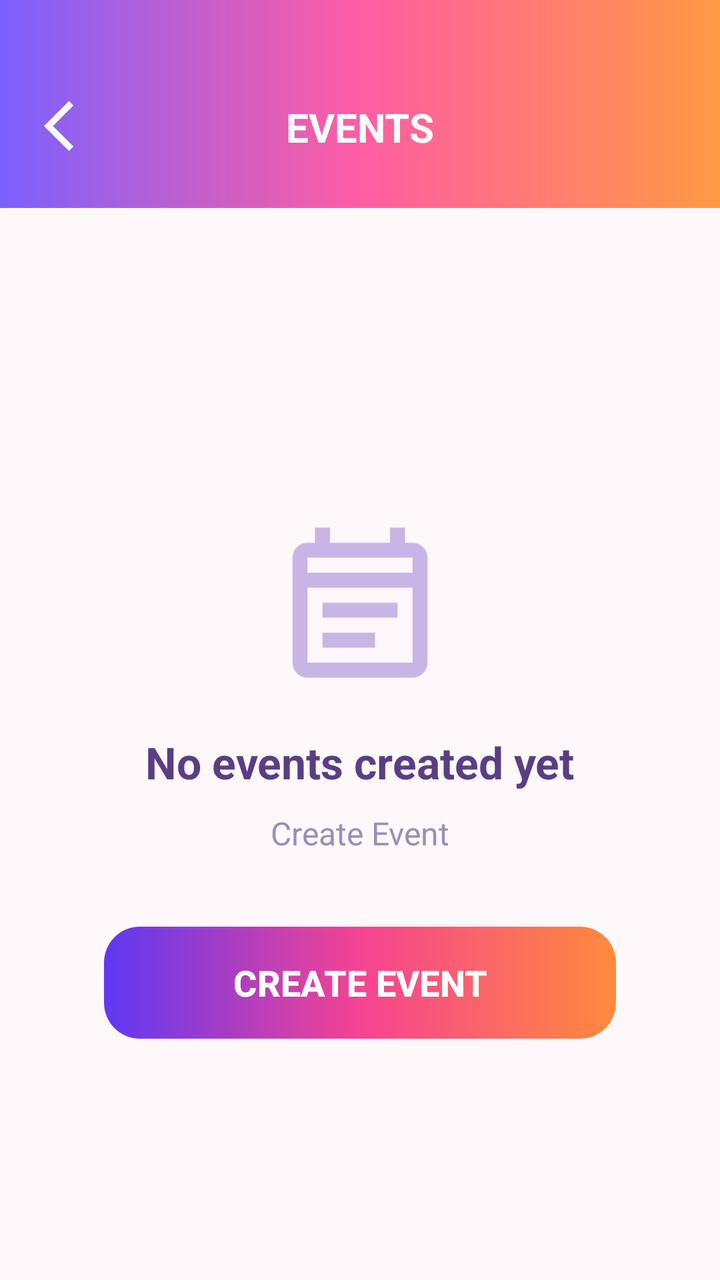
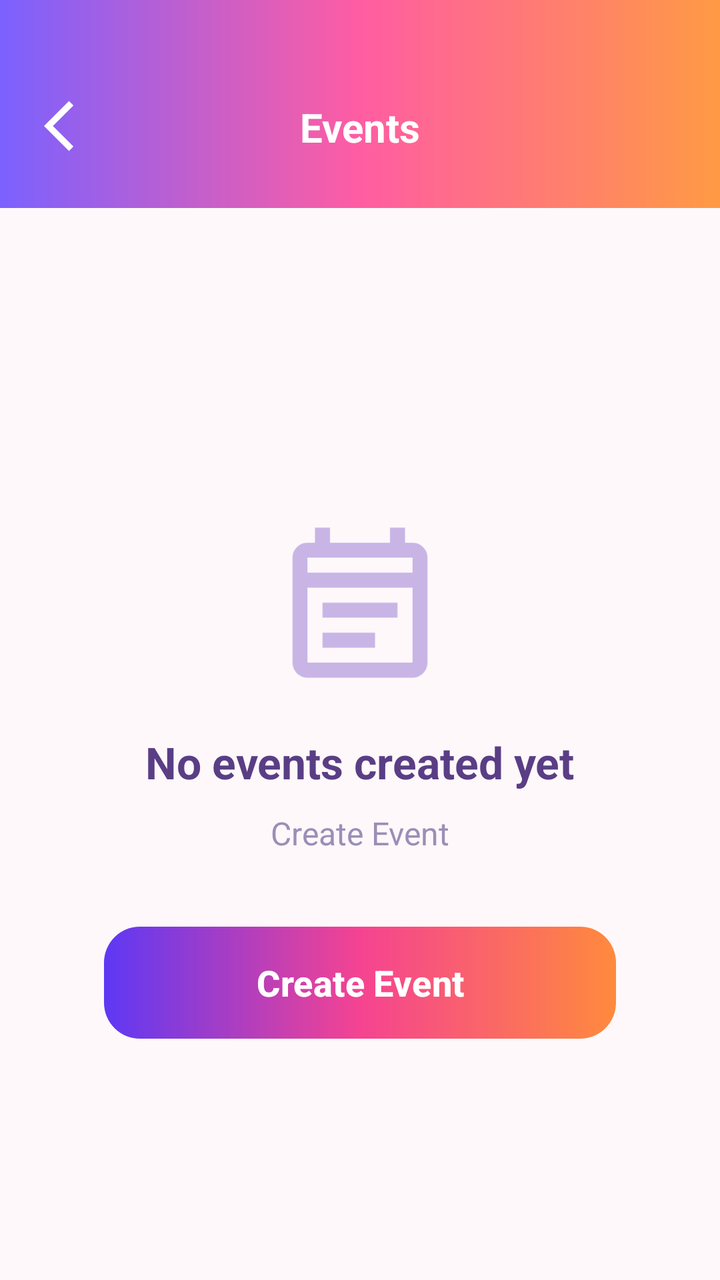

Screens rendered from an Android XML layout before and after an edit, with the pre-edit source and the edit as a unified diff.
<!-- AndroidManifest.xml: application theme Theme.CampusEventPassSystem -->
<!-- res/layout/activity_manage_events.xml -->
<?xml version="1.0" encoding="utf-8"?>
<RelativeLayout xmlns:android="http://schemas.android.com/apk/res/android"
    xmlns:app="http://schemas.android.com/apk/res-auto"
    android:id="@+id/main"
    android:layout_width="match_parent"
    android:layout_height="match_parent"
    android:background="#FEF8FB">

    

    <FrameLayout
        android:id="@+id/topBar"
        android:layout_width="match_parent"
        android:layout_height="104dp"
        android:background="@drawable/gradient_primary">

        <ImageView
            android:id="@+id/btnBack"
            android:layout_width="42dp"
            android:layout_height="42dp"
            android:layout_marginStart="16dp"
            android:layout_marginTop="42dp"
            android:padding="6dp"
            android:src="@drawable/baseline_arrow_back_24"
            app:tint="@android:color/white"/>

        <TextView
            android:layout_width="wrap_content"
            android:layout_height="wrap_content"
            android:layout_gravity="top|center_horizontal"
            android:layout_marginTop="50dp"
            android:text="@string/events"
            android:textColor="@android:color/white"
            android:textSize="20sp"
            android:textStyle="bold"/>

    </FrameLayout>

    

    <androidx.recyclerview.widget.RecyclerView
        android:id="@+id/rvEvents"
        android:layout_width="match_parent"
        android:layout_height="match_parent"
        android:layout_below="@id/topBar"
        android:paddingHorizontal="20dp"
        android:paddingTop="18dp"
        android:paddingBottom="110dp"
        android:clipToPadding="false"/>

    

    <LinearLayout
        android:id="@+id/layoutEmpty"
        android:layout_width="match_parent"
        android:layout_height="match_parent"
        android:layout_below="@id/topBar"
        android:gravity="center"
        android:orientation="vertical"
        android:paddingHorizontal="32dp"
        android:paddingTop="32dp">

        <ImageView
            android:layout_width="90dp"
            android:layout_height="90dp"
            android:src="@drawable/baseline_event_note_24"
            app:tint="#C8B5E5"/>

        <TextView
            android:layout_width="wrap_content"
            android:layout_height="wrap_content"
            android:layout_marginTop="20dp"
            android:text="@string/no_events_created"
            android:textStyle="bold"
            android:textSize="22sp"
            android:textColor="#5A3E85"/>

        <TextView
            android:layout_width="wrap_content"
            android:layout_height="wrap_content"
            android:layout_marginTop="10dp"
            android:text="@string/create_event_button"
            android:textSize="16sp"
            android:textColor="#9A8FB5"/>

        <Button
            android:id="@+id/btnCreateEvent"
            android:layout_width="match_parent"
            android:layout_height="56dp"
            android:layout_marginTop="36dp"
            android:layout_marginHorizontal="20dp"
            android:background="@drawable/gradient_button"
            android:text="@string/create_event"
            android:textAllCaps="false"
            android:textColor="@android:color/white"
            android:textSize="18sp"
            android:textStyle="bold"
            app:backgroundTint="@null"/>

    </LinearLayout>

    

    <Button
        android:id="@+id/btnCreateEventBottom"
        android:layout_width="match_parent"
        android:layout_height="56dp"
        android:layout_alignParentBottom="true"
        android:layout_margin="20dp"
        android:background="@drawable/gradient_button"
        android:text="@string/create_event"
        android:textAllCaps="false"
        android:textColor="@android:color/white"
        android:textSize="18sp"
        android:textStyle="bold"
        android:visibility="gone"
        app:backgroundTint="@null"/>

</RelativeLayout>
<!-- resources referenced by this layout -->
<resources>
  <!-- drawable baseline_arrow_back_24 (drawable) -->
  <vector xmlns:android="http://schemas.android.com/apk/res/android" android:autoMirrored="true" android:height="24dp" android:tint="#000000" android:viewportHeight="960" android:viewportWidth="960" android:width="24dp">
        
      <path android:fillColor="@android:color/white" android:pathData="M400,880L0,480L400,80L471,151L142,480L471,809L400,880Z"/>
      
  </vector>
  <!-- drawable baseline_event_note_24 (drawable) -->
  <vector xmlns:android="http://schemas.android.com/apk/res/android" android:autoMirrored="true" android:height="24dp" android:tint="#000000" android:viewportHeight="960" android:viewportWidth="960" android:width="24dp">
        
      <path android:fillColor="@android:color/white" android:pathData="M200,880Q167,880 143.5,856.5Q120,833 120,800L120,240Q120,207 143.5,183.5Q167,160 200,160L240,160L240,80L320,80L320,160L640,160L640,80L720,80L720,160L760,160Q793,160 816.5,183.5Q840,207 840,240L840,800Q840,833 816.5,856.5Q793,880 760,880L200,880ZM200,800L760,800Q760,800 760,800Q760,800 760,800L760,400L200,400L200,800Q200,800 200,800Q200,800 200,800ZM200,320L760,320L760,240Q760,240 760,240Q760,240 760,240L200,240Q200,240 200,240Q200,240 200,240L200,320ZM200,320L200,240Q200,240 200,240Q200,240 200,240L200,240Q200,240 200,240Q200,240 200,240L200,320ZM280,560L280,480L680,480L680,560L280,560ZM280,720L280,640L560,640L560,720L280,720Z"/>
      
  </vector>
  <!-- drawable gradient_button (drawable) -->
  <shape xmlns:android="http://schemas.android.com/apk/res/android">
  
      <gradient
          android:startColor="#5E38F4"
          android:centerColor="#F54391"
          android:endColor="#FF8A3D"
          android:angle="0"
          android:elevation="5dp"/>
  
      <corners android:radius="18dp"/>
  
  
  </shape>
  <!-- drawable gradient_primary (drawable) -->
  <?xml version="1.0" encoding="utf-8"?>
  <shape xmlns:android="http://schemas.android.com/apk/res/android">
  
      <gradient
          android:startColor="@color/primary_purple"
          android:centerColor="@color/primary_pink"
          android:endColor="@color/primary_orange"
          android:angle="0"/>
  
  </shape>
  <string name="create_event">CREATE EVENT</string>
  <string name="create_event_button">Create Event</string>
  <string name="events">EVENTS</string>
  <string name="no_events_created">No events created yet</string>
  <style name="Theme.CampusEventPassSystem" parent="Base.Theme.CampusEventPassSystem" />
  <color name="primary_purple">#7B61FF</color>
  <color name="primary_pink">#FF5DA2</color>
  <color name="primary_orange">#FF9A44</color>
  <style name="Base.Theme.CampusEventPassSystem" parent="Theme.Material3.DayNight.NoActionBar">
  
          <item name="android:statusBarColor">@color/primary_purple</item>
  
          <item name="android:navigationBarColor">@color/primary_purple</item>
  
          <item name="android:windowLightStatusBar">false</item>
  
          <item name="popupMenuStyle">@style/PopupMenuStyle</item>
  
      </style>
  <style name="PopupMenuStyle" parent="Widget.AppCompat.PopupMenu">
          <item name="android:popupBackground">@drawable/popup_bg</item>
      </style>
  <!-- drawable popup_bg (drawable) -->
  <shape xmlns:android="http://schemas.android.com/apk/res/android">
  
      <solid android:color="#FEF8FB"/>
  
      <corners android:radius="18dp"/>
  
  </shape>
</resources>

<!-- the commit's change to res/layout/activity_manage_events.xml (unified diff, before → after) -->
@@ -23,6 +23,8 @@
             android:padding="6dp"
             android:src="@drawable/baseline_arrow_back_24"
             app:tint="@android:color/white"/>
+
+        
 
         <TextView
             android:layout_width="wrap_content"
@@ -83,6 +85,8 @@
             android:textSize="16sp"
             android:textColor="#9A8FB5"/>
 
+        
+
         <Button
             android:id="@+id/btnCreateEvent"
             android:layout_width="match_parent"
<!-- resource entries referenced after the edit -->
@@ -37,9 +37,9 @@
           android:angle="0"/>
   
   </shape>
-  <string name="create_event">CREATE EVENT</string>
+  <string name="create_event">Create Event</string>
   <string name="create_event_button">Create Event</string>
-  <string name="events">EVENTS</string>
+  <string name="events">Events</string>
   <string name="no_events_created">No events created yet</string>
   <style name="Theme.CampusEventPassSystem" parent="Base.Theme.CampusEventPassSystem" />
   <color name="primary_purple">#7B61FF</color>
